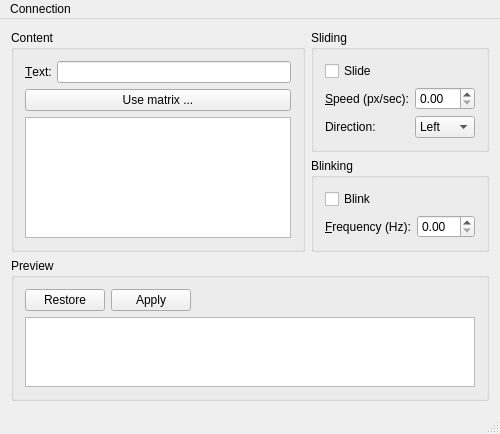
Qt form panel.ui (TPI-2017/Panel) before a commit.
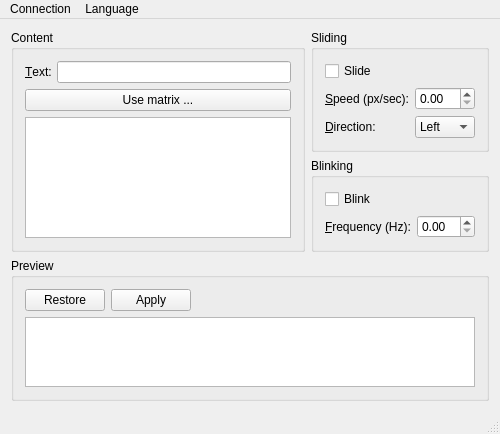
The same form after that commit.

Patch:
```diff
--- a/panel.ui
+++ b/panel.ui
@@ -88,7 +88,7 @@
            <item row="2" column="0">
             <widget class="QLabel" name="directionLabel">
              <property name="text">
-              <string>Direction:</string>
+              <string>&amp;Direction:</string>
              </property>
              <property name="buddy">
               <cstring>directionBox</cstring>
@@ -207,7 +207,15 @@
     <addaction name="separator"/>
     <addaction name="actionQuit"/>
    </widget>
+   <widget class="QMenu" name="menuLanguage">
+    <property name="title">
+     <string>Language</string>
+    </property>
+    <addaction name="actionEspaniol"/>
+    <addaction name="actionEnglish"/>
+   </widget>
    <addaction name="menuConnection"/>
+   <addaction name="menuLanguage"/>
   </widget>
   <widget class="QStatusBar" name="statusBar"/>
   <action name="actionDisconnect">
```
Left out of the diff: 10 changed lines with no effect on the pictures.
